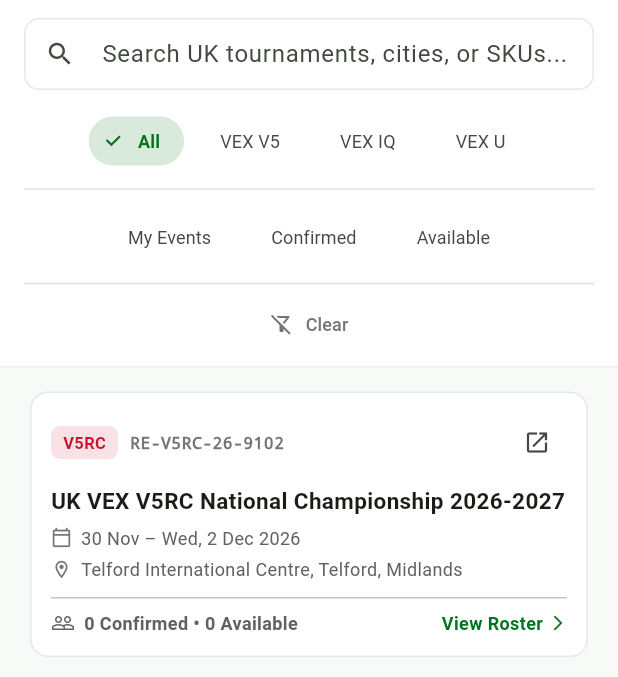
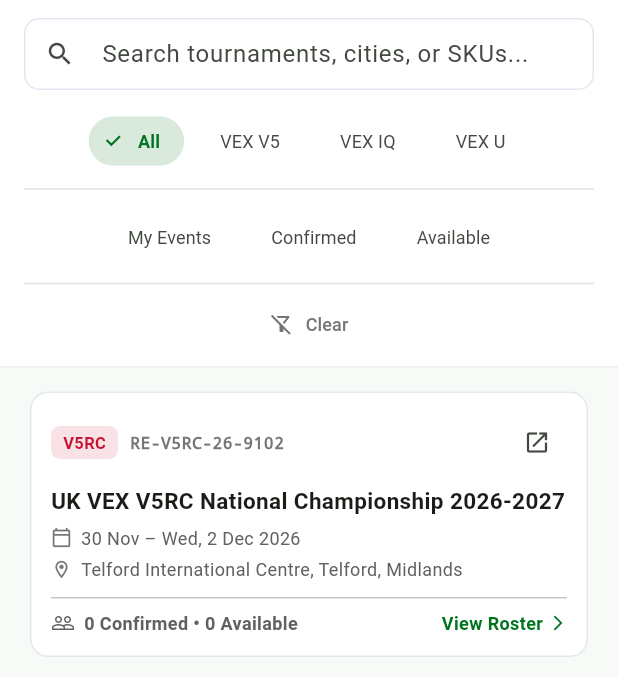
Before and after one commit to FrogletApps/RoboRefVolunteerHub, a Flutter app: the EventsListScreen screen opened directly, on a phone screen of 412 x 824 dp, the part 84-761 px from its top. Run offline on Flutter 3.47's test engine with Material 3 defaults, Android fonts, the phone set to English and light mode, and no system bars; our stand-ins replace cloud_firestore, firebase_auth, firebase_core, flutter_riverpod; accounts and stored records are empty; network calls fail.

Commit message:
Remove UK specific messages

```diff
--- a/app/lib/features/auth_invites/screens/login_screen.dart
+++ b/app/lib/features/auth_invites/screens/login_screen.dart
@@ -267,7 +267,7 @@ class _LoginScreenState extends ConsumerState<LoginScreen> {
                   ),
                   const SizedBox(height: 4),
                   Text(
-                    'UK VEX Robotics Competition Volunteer Management',
+                    'VEX Robotics Competition Volunteer Management',
                     textAlign: TextAlign.center,
                     style: TextStyle(fontSize: 12, color: Colors.grey[600]),
                   ),
--- a/app/lib/features/events/screens/events_list_screen.dart
+++ b/app/lib/features/events/screens/events_list_screen.dart
@@ -232,7 +232,7 @@ class _EventsListScreenState extends ConsumerState<EventsListScreen> {
                 TextField(
                   controller: _searchController,
                   decoration: InputDecoration(
-                    hintText: 'Search UK tournaments, cities, or SKUs...',
+                    hintText: 'Search tournaments, cities, or SKUs...',
                     prefixIcon: const Icon(Icons.search, size: 20),
                     suffixIcon: searchQuery.isNotEmpty
                         ? IconButton(
@@ -363,7 +363,10 @@ class _EventsListScreenState extends ConsumerState<EventsListScreen> {
                     children: [
                       const Icon(Icons.error_outline, size: 48, color: Colors.red),
                       const SizedBox(height: 12),
-                      Text('Error loading UK events: $err'),
+                      Text(
+                        'Error loading events: $err',
+                        textAlign: TextAlign.center,
+                      ),
                       const SizedBox(height: 12),
                       ElevatedButton(
                         onPressed: () {
@@ -382,7 +385,7 @@ class _EventsListScreenState extends ConsumerState<EventsListScreen> {
                 if (events.isEmpty) {
                   final hasSearchQuery = searchQuery.trim().isNotEmpty;
                   final isAllPrograms = selectedProgram == 'All';
-                  String emptyTitle = 'No UK events match your filters.';
+                  String emptyTitle = 'No events match your filters.';
                   String emptySubtitle =
                       'Tap Clear to reset filters or search with another keyword.';
 
```
